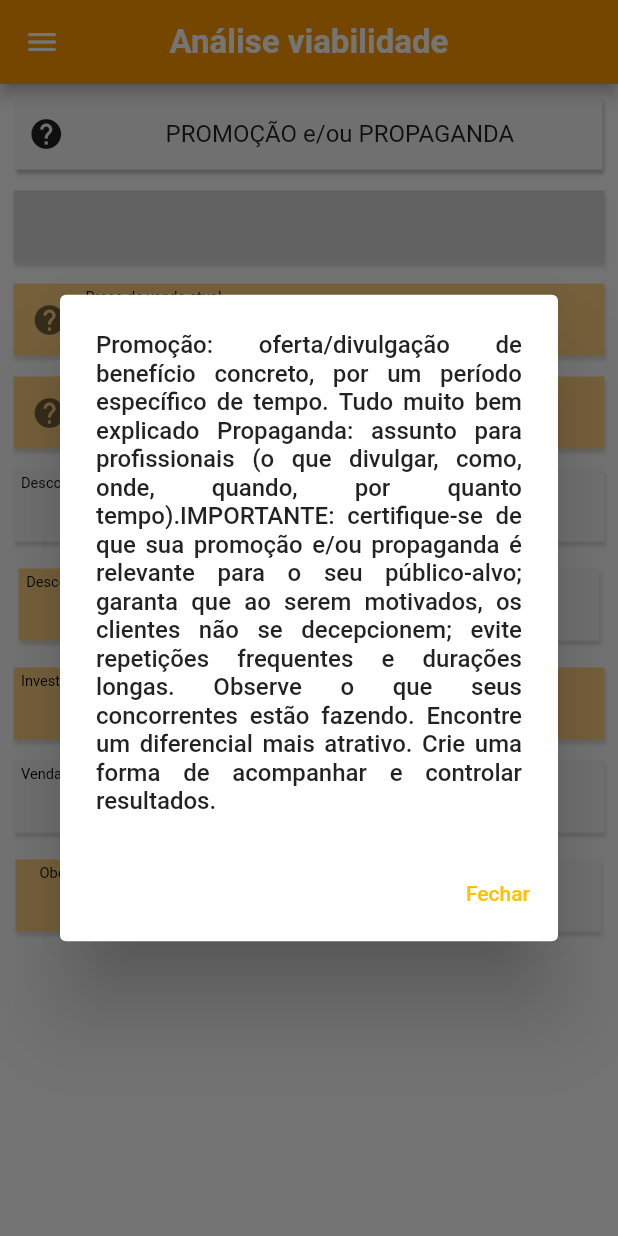
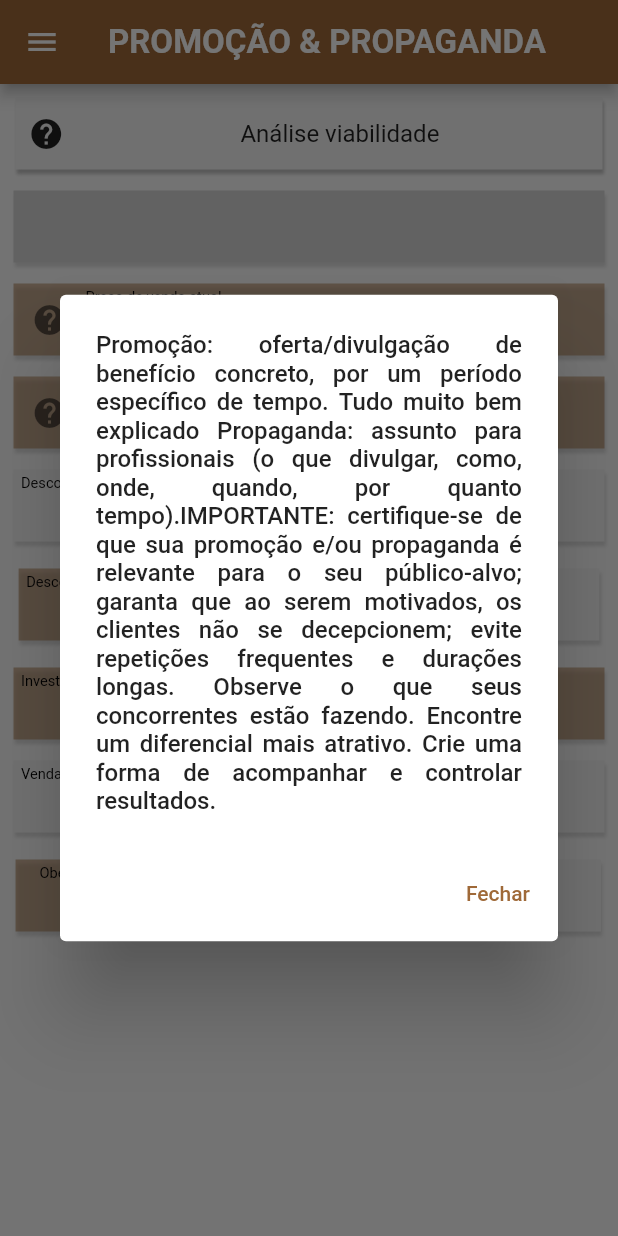
Before and after one commit to wolfxweb/appgestao, a Flutter app: the AnaliseViabilidade screen opened directly, after a tap on the "help" icon, on a phone screen of 412 x 824 dp. Run offline on Flutter 3.47's test engine with Material 2 defaults, Android fonts, the phone set to English and light mode, and no system bars; our stand-ins replace brasil_fields, cloud_firestore, easy_dynamic_theme, firebase_auth, firebase_core, flutter_spinbox and 6 more; missing offline and left inert: bloc_pattern, dart:ffi, dart_date, dropdown_plus, firestore_search; accounts and stored records are empty.

```diff
--- a/lib/blocs/dados_basico_bloc.dart
+++ b/lib/blocs/dados_basico_bloc.dart
@@ -43,7 +43,6 @@ class DadosBasicosBloc extends BlocBase {
             .get()
             .then((DocumentSnapshot documentSnapshot) {
           if (documentSnapshot.exists) {
-          //  print(documentSnapshot.data());
             Map<String, dynamic> data =  documentSnapshot.data()! as Map<String, dynamic>;
             final hora = DateTime.now().hour;
             _fulanoController.add(data['nome']);
@@ -52,12 +51,12 @@ class DadosBasicosBloc extends BlocBase {
               var userMsg = " Bom dia ${data['nome']}";
               _nomeController.add(userMsg);
               _fulanoController.add(data['nome']);
-            } else if (hora.toInt() > 13 &&  hora.toInt() < 20) {
+            } else if (hora.toInt() > 13 &&  hora.toInt() < 18) {
               // boa tarde
               var userMsg = " Boa tarde ${data['nome']}";
               _nomeController.add(userMsg);
               _fulanoController.add(data['nome']);
-            } else if (hora.toInt() > 19 ) {
+            } else if (hora.toInt() > 17 ) {
               //boa noite
               var userMsg = " Boa Noite ${data['nome']}";
               _nomeController.add(userMsg);
--- a/lib/componete/alertamodal.dart
+++ b/lib/componete/alertamodal.dart
@@ -16,7 +16,7 @@ class AlertModal {
               TextButton(
                 child: const Text(
                   "Fechar",
-                  style: TextStyle(color: Colors.amber),
+                  style: TextStyle(color:  Color.fromRGBO(159, 105, 56,1),),
                 ),
                 onPressed: () {
                   Navigator.pop(context);
--- a/lib/componete/btnCadastrese.dart
+++ b/lib/componete/btnCadastrese.dart
@@ -12,7 +12,7 @@ class BtnCadastreSe extends StatelessWidget {
     var irPagina = PushPage();
     return  OutlinedButton(
       style: OutlinedButton.styleFrom(
-        primary: Colors.orange, // background
+        primary:  const Color.fromRGBO(159, 105, 56,1),// background
       ),
       child: const Text('Cadastre-se '),
       onPressed:(){
--- a/lib/componete/esquceusenha.dart
+++ b/lib/componete/esquceusenha.dart
@@ -13,7 +13,7 @@ class EsqueceuSenha extends StatelessWidget {
     var irPagina = PushPage();
     return TextButton(
       style: OutlinedButton.styleFrom(
-        primary: Colors.orange, // background
+        primary: const Color.fromRGBO(159, 105, 56,1), // background
       ),
       child: const Text('Esqueceu a senha?'),
       onPressed:(){
--- a/lib/componete/headerAppBar.dart
+++ b/lib/componete/headerAppBar.dart
@@ -8,7 +8,7 @@ class HeaderAppBar {
         style: const TextStyle(fontSize: 22,fontWeight: FontWeight.bold ),
       ),
       centerTitle: true,
-      backgroundColor: Colors.orange,
+      backgroundColor: const Color.fromRGBO(159, 105, 56,1),
       actionsIconTheme: const IconThemeData(color: Colors.white),
       //  elevation: 15,
       //  toolbarHeight: 100, // default is 56
--- a/lib/pages/analiseviabilidade.dart
+++ b/lib/pages/analiseviabilidade.dart
@@ -26,7 +26,7 @@ class _AnaliseViabilidadeState extends State<AnaliseViabilidade> {
   var _investimentoComAcaoController = TextEditingController();
   var _objetivoVendaController = TextEditingController();
 
-  var color = Colors.orangeAccent[100];
+  var color = const Color.fromRGBO(159, 105, 56,0.5);
   var alerta = AlertModal();
   var corFundo = Colors.grey[100];
   var _comentario = "";
@@ -35,7 +35,7 @@ class _AnaliseViabilidadeState extends State<AnaliseViabilidade> {
   @override
   Widget build(BuildContext context) {
     return Scaffold(
-      appBar: header.getAppBar('Análise viabilidade'),
+      appBar: header.getAppBar('PROMOÇÃO & PROPAGANDA'),
       drawer: Menu(),
       body: SingleChildScrollView(
         child: Padding(
@@ -149,7 +149,7 @@ class _AnaliseViabilidadeState extends State<AnaliseViabilidade> {
                           filled: true,
                           focusedBorder: const OutlineInputBorder(
                             borderSide: BorderSide(
-                                color: Colors.orange,
+                                color: Color.fromRGBO(159, 105, 56,1),
                                 width: 1.0,
                                 style: BorderStyle.none),
                           ),
@@ -206,7 +206,7 @@ class _AnaliseViabilidadeState extends State<AnaliseViabilidade> {
                               ),
                               focusedBorder: const OutlineInputBorder(
                                 borderSide: BorderSide(
-                                    color: Colors.orange,
+                                    color: Color.fromRGBO(159, 105, 56,1),
                                     width: 1.0,
                                     style: BorderStyle.none),
                               ),
@@ -257,7 +257,7 @@ class _AnaliseViabilidadeState extends State<AnaliseViabilidade> {
                                   // disabledBorder: true,
                                   focusedBorder: const OutlineInputBorder(
                                     borderSide: BorderSide(
-                                        color: Colors.orange,
+                                        color:Color.fromRGBO(159, 105, 56,1),
                                         width: 1.0,
                                         style: BorderStyle.none),
                                   ),
@@ -309,7 +309,7 @@ class _AnaliseViabilidadeState extends State<AnaliseViabilidade> {
                     // disabledBorder: true,
                     focusedBorder: const OutlineInputBorder(
                       borderSide: BorderSide(
-                          color: Colors.orange,
+                          color: Color.fromRGBO(159, 105, 56,1),
                           width: 1.0,
                           style: BorderStyle.none),
                     ),
@@ -355,7 +355,7 @@ class _AnaliseViabilidadeState extends State<AnaliseViabilidade> {
                         // disabledBorder: true,
                         focusedBorder: const OutlineInputBorder(
                           borderSide: BorderSide(
-                              color: Colors.orange,
+                              color: Color.fromRGBO(159, 105, 56,1),
                               width: 1.0,
                               style: BorderStyle.none),
                         ),
@@ -411,7 +411,7 @@ class _AnaliseViabilidadeState extends State<AnaliseViabilidade> {
                               filled: true,
                               focusedBorder: const OutlineInputBorder(
                                 borderSide: BorderSide(
-                                    color: Colors.orange,
+                                    color: Color.fromRGBO(159, 105, 56,1),
                                     width: 1.0,
                                     style: BorderStyle.none),
                               ),
@@ -476,7 +476,7 @@ class _AnaliseViabilidadeState extends State<AnaliseViabilidade> {
                                       // disabledBorder: true,
                                       focusedBorder:const OutlineInputBorder(
                                         borderSide: BorderSide(
-                                            color: Colors.orange,
+                                            color: Color.fromRGBO(159, 105, 56,1),
                                             width: 1.0,
                                             style: BorderStyle.none),
                                       ),
@@ -524,7 +524,7 @@ class _AnaliseViabilidadeState extends State<AnaliseViabilidade> {
       // disabledBorder: true,
       focusedBorder: const OutlineInputBorder(
         borderSide: BorderSide(
-            color: Colors.orange, width: 1.0, style: BorderStyle.none),
+            color: Color.fromRGBO(159, 105, 56,1), width: 1.0, style: BorderStyle.none),
       ),
       border: InputBorder.none,
       labelText: titulo,
@@ -540,7 +540,7 @@ class _AnaliseViabilidadeState extends State<AnaliseViabilidade> {
     return Column(
       children: [
         Container(
-          decoration: const BoxDecoration(
+          decoration:  BoxDecoration(
             color: Colors.transparent,
             //borderRadius: BorderRadius.circular(20),
             boxShadow: [
@@ -559,7 +559,14 @@ class _AnaliseViabilidadeState extends State<AnaliseViabilidade> {
                 //   valorInicialTicket = text;
                 if (text == "1. VENDER MAIS") {
                   var _venderMais =
-                      "Certifique-se de que: 1) existe demanda; 2) o momento é oportuno (época, conjuntura, fornecedores, concorrência); 3) está preparado (capacidade de atendimento com qualidade); 4) não infringe a Lei de Defesa do Consumidor.Descontos do tipo “50% OFF”, não causam boa impressão, e, o cliente que pagou o preço antigo sente-se lesado. Em fim, pode ser válido em uma data específica (“Black Friday”, aniversário, etc.). Melhor oferecer este desconto como “cashback” (ao comprar o cliente recebe um crédito para utilizar em compras futuras.";
+                       "Certifique-se de que: "
+                       "1) existe demanda;"
+                       "2) o momento é oportuno (época, conjuntura, fornecedores, concorrência);"
+                       "3) está preparado (capacidade de atendimento com qualidade); "
+                       "4) não infringe a Lei de Defesa do Consumidor.Descontos do tipo “50% OFF”,"
+                       " não causam boa impressão, e, o cliente que pagou o preço antigo sente-se lesado. "
+                       " Em fim, pode ser válido em uma data específica (“Black Friday”, aniversário, etc.). "
+                       " Melhor oferecer este desconto como “cashback” (ao comprar o cliente recebe um crédito para utilizar em compras futuras.";
                   _comentario = _venderMais;
                 } else if (text == "2. AUMENTAR O TICKET MÉDIO") {
                   var aumentarTicketMedio =
@@ -614,10 +621,11 @@ class _AnaliseViabilidadeState extends State<AnaliseViabilidade> {
         const Espacamento(),
         _mostrarComentario
             ? Container(
-                decoration: const BoxDecoration(
-                  color: Colors.transparent,
+                decoration: BoxDecoration(
+                  color: Colors.grey[100],
+                  // fillColor: Colors.grey[100],
                   //borderRadius: BorderRadius.circular(20),
-                  boxShadow: [
+                  boxShadow: const [
                     BoxShadow(
                       color: Colors.black12,
                       blurRadius: 1,
@@ -676,7 +684,7 @@ class _AnaliseViabilidadeState extends State<AnaliseViabilidade> {
                 Container(
                   width: MediaQuery.of(context).size.width*0.85,
                   child: const Text(
-                    'PROMOÇÃO e/ou PROPAGANDA',
+                    'Análise viabilidade',
                     style: TextStyle(fontSize: 16),
                     textAlign: TextAlign.center,
                   ),
@@ -692,7 +700,7 @@ class _AnaliseViabilidadeState extends State<AnaliseViabilidade> {
   _styleInput(String text, String cor, suffixIcon) {
     switch (cor) {
       case "padrao":
-        corFundo = Colors.orangeAccent[100];
+        corFundo = Color.fromRGBO(159, 105, 56,0.5);
         break;
       case 'desabilitado':
         corFundo = Colors.grey[100];
@@ -715,7 +723,7 @@ class _AnaliseViabilidadeState extends State<AnaliseViabilidade> {
       // disabledBorder: true,
       focusedBorder: const OutlineInputBorder(
         borderSide: BorderSide(
-            color: Colors.orange, width: 1.0, style: BorderStyle.none),
+            color: Color.fromRGBO(159, 105, 56,1), width: 1.0, style: BorderStyle.none),
       ),
       border: InputBorder.none,
       labelText: text,
--- a/lib/pages/clientesSearch.dart
+++ b/lib/pages/clientesSearch.dart
@@ -43,12 +43,12 @@ class _clientesSearchState extends State<clientesSearch> {
                   keyboardType: TextInputType.text,
                   decoration: const InputDecoration(
                     focusedBorder: UnderlineInputBorder(
-                      borderSide: BorderSide(color: Colors.orange, width: 1.0),
+                      borderSide: BorderSide(color:  Color.fromRGBO(159, 105, 56,1),width: 1.0),
                     ),
                     border: UnderlineInputBorder(),
                     prefixIcon: Icon(Icons.password, color: Colors.transparent),
                     suffixIcon:
-                        Icon(Icons.search_rounded, color: Colors.orange),
+                        Icon(Icons.search_rounded, color:  Color.fromRGBO(159, 105, 56,1)),
                     hintText: 'Digite o nome do cliente para filtrar',
                   ),
                   onChanged: (text) {
@@ -109,7 +109,7 @@ class _clientesSearchState extends State<clientesSearch> {
                                 children: [
                                   ListTile(
                                       title: Text(nome),
-                                      subtitle: Text(" $email  -  $tel "),
+                                      subtitle: Text(" $email   "),
                                       trailing: status
                                           ? const Icon(Icons.check,
                                               color: Colors.green)
--- a/lib/pages/homeadmin.dart
+++ b/lib/pages/homeadmin.dart
@@ -44,7 +44,7 @@ class _HomeAdminState extends State<HomeAdmin> {
             const Padding(
               padding: EdgeInsets.symmetric(vertical: 0.0, horizontal: 8.0),
               child: Text(
-                'Sempre com você... participando do seu sucesso!',
+                'Somando forças para multiplicar resultados.',
                 style: TextStyle(fontSize: 20),
                 textAlign: TextAlign.center,
               ),
@@ -171,7 +171,7 @@ class _HomeAdminState extends State<HomeAdmin> {
         height:altura,
         padding: const EdgeInsets.all(8),
         decoration: const BoxDecoration(
-          color: Colors.orange,
+          color:  Color.fromRGBO(159, 105, 56,1),
           //borderRadius: BorderRadius.circular(20),
           boxShadow: [
             BoxShadow(
```
Also changed, not shown: lib/pages/calculadora.dart (+16 -14 lines), lib/pages/clientes.dart (+5 -5 lines), lib/pages/dadosbasicos.dart (+16 -16 lines), lib/pages/importanciameses.dart (+24 -4 lines), lib/pages/simulador.dart (+8 -7 lines), lib/usuaruio/cadastro.dart (+12 -9 lines), lib/usuaruio/login.dart (+7 -3 lines), lib/usuaruio/recuperarsenha.dart (+5 -5 lines), assets/img/Logo.png, 5 other files.
